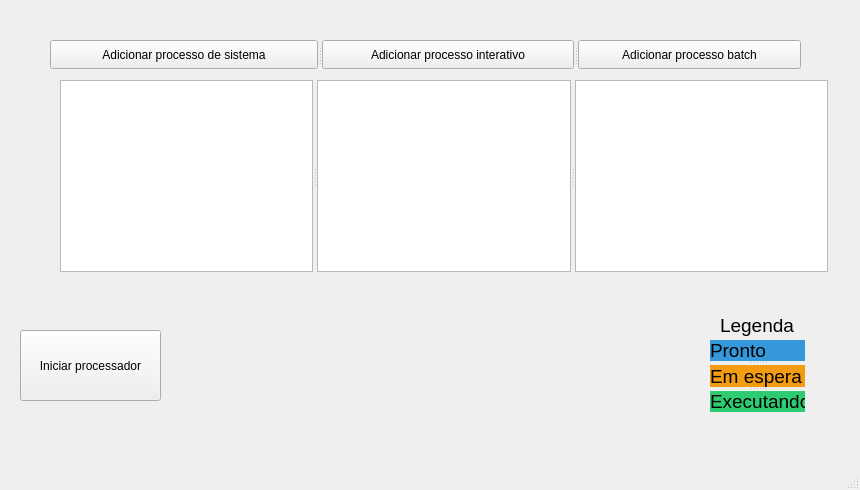
The window that interface/view.ui (M3nin0/schedulerPy) describes before a commit, drawn with Qt 5.
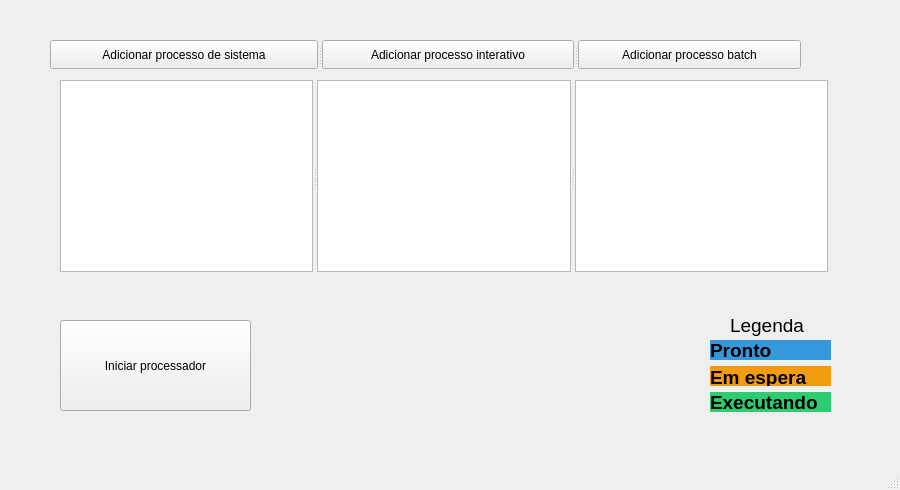
The same window after the commit.

Patch:
```diff
--- a/interface/view.ui
+++ b/interface/view.ui
@@ -6,7 +6,7 @@
    <rect>
     <x>0</x>
     <y>0</y>
-    <width>860</width>
+    <width>900</width>
     <height>490</height>
    </rect>
   </property>
@@ -17,10 +17,10 @@
    <widget class="QPushButton" name="pushButton">
     <property name="geometry">
      <rect>
-      <x>20</x>
-      <y>330</y>
-      <width>141</width>
-      <height>71</height>
+      <x>60</x>
+      <y>320</y>
+      <width>191</width>
+      <height>91</height>
      </rect>
     </property>
     <property name="text">
@@ -30,7 +30,7 @@
    <widget class="QLabel" name="lbl_pronto_2">
     <property name="geometry">
      <rect>
-      <x>720</x>
+      <x>730</x>
       <y>310</y>
       <width>95</width>
       <height>31</height>
@@ -104,6 +104,8 @@
      <property name="font">
       <font>
        <pointsize>14</pointsize>
+       <weight>75</weight>
+       <bold>true</bold>
       </font>
      </property>
     </widget>
@@ -111,26 +113,26 @@
      <property name="font">
       <font>
        <pointsize>14</pointsize>
+       <weight>75</weight>
+       <bold>true</bold>
       </font>
      </property>
     </widget>
    </widget>
-   <widget class="QSplitter" name="splitter_3">
-    <property name="geometry">
-     <rect>
-      <x>710</x>
-      <y>340</y>
-      <width>95</width>
-      <height>72</height>
-     </rect>
-    </property>
-    <property name="orientation">
-     <enum>Qt::Vertical</enum>
-    </property>
     <widget class="QLabel" name="lbl_pronto">
+    <property name="geometry">
+     <rect>
+      <x>710</x>
+      <y>340</y>
+      <width>121</width>
+      <height>20</height>
+     </rect>
+    </property>
      <property name="font">
       <font>
        <pointsize>14</pointsize>
+      <weight>75</weight>
+      <bold>true</bold>
       </font>
      </property>
      <property name="styleSheet">
@@ -141,9 +143,19 @@
      </property>
     </widget>
     <widget class="QLabel" name="lbl_espera">
+    <property name="geometry">
+     <rect>
+      <x>710</x>
+      <y>366</y>
+      <width>121</width>
+      <height>20</height>
+     </rect>
+    </property>
      <property name="font">
       <font>
        <pointsize>14</pointsize>
+      <weight>75</weight>
+      <bold>true</bold>
       </font>
      </property>
      <property name="styleSheet">
@@ -157,9 +169,19 @@
      </property>
     </widget>
     <widget class="QLabel" name="lbl_executando">
+    <property name="geometry">
+     <rect>
+      <x>710</x>
+      <y>392</y>
+      <width>121</width>
+      <height>20</height>
+     </rect>
+    </property>
      <property name="font">
       <font>
        <pointsize>14</pointsize>
+      <weight>75</weight>
+      <bold>true</bold>
       </font>
      </property>
      <property name="styleSheet">
@@ -170,13 +192,12 @@
      </property>
     </widget>
    </widget>
-  </widget>
   <widget class="QMenuBar" name="menubar">
    <property name="geometry">
     <rect>
      <x>0</x>
      <y>0</y>
-     <width>860</width>
+     <width>900</width>
      <height>23</height>
     </rect>
    </property>
```
Lines whose indentation alone changed are shown as unchanged.
